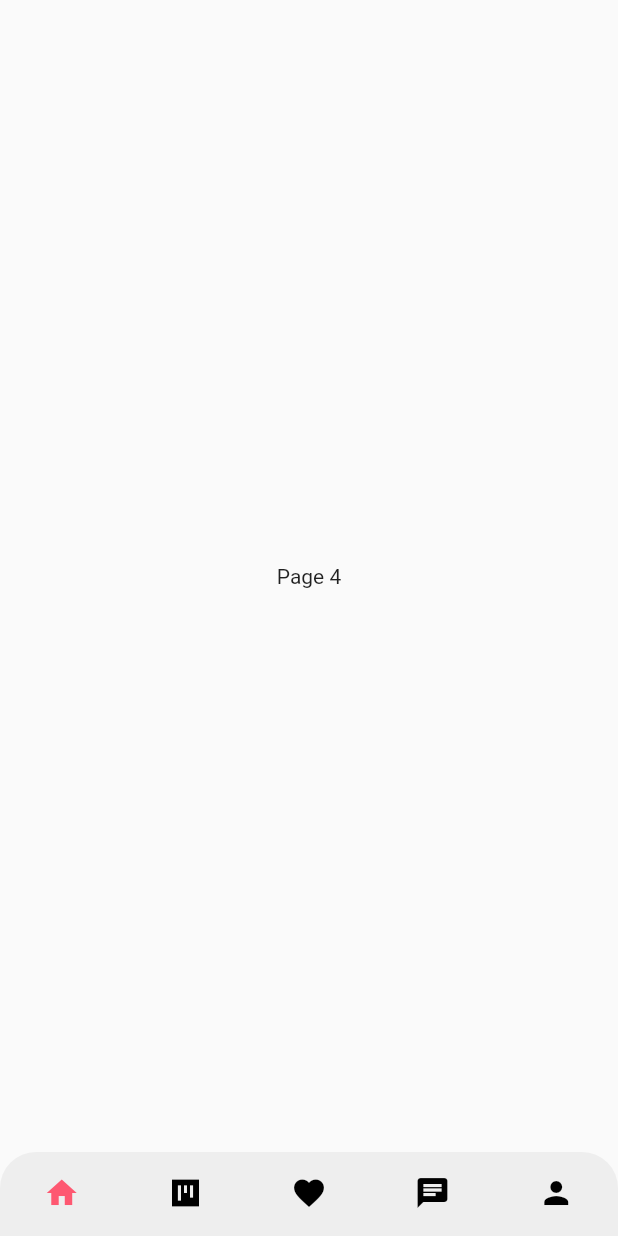
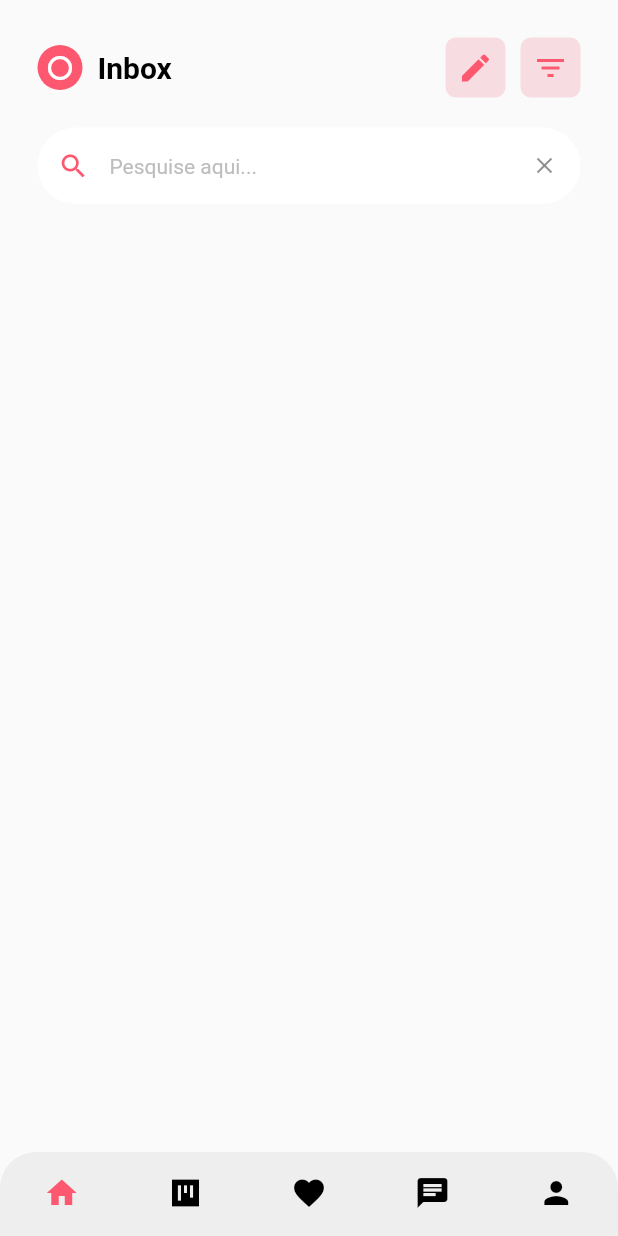
Before and after one commit to paulofreiire/nuapp, a Flutter app: the BaseScreen screen opened directly, swiped to page 4, on a phone screen of 412 x 824 dp. Run offline on Flutter 3.47's test engine with Material 2 defaults, Android fonts, the phone set to English and light mode, and no system bars.

Commit message:
Chat Screen uncompleted

```diff
--- a/lib/ui/views/base/base_screen.dart
+++ b/lib/ui/views/base/base_screen.dart
@@ -2,6 +2,7 @@ import 'package:flutter/material.dart';
 import 'package:nuapp/ui/views/match/match_screen.dart';
 import 'package:nuapp/utils/colors_utils.dart';
 import '../home/home_screen.dart';
+import '../chat/chat_list_screen.dart';
 import '../profile/profile_screen.dart';
 
 class BaseScreen extends StatefulWidget {
@@ -29,11 +30,7 @@ class _BaseScreenState extends State<BaseScreen> {
             ),
           ),
           MatchScreen(),
-          Center(
-            child: Text(
-              'Page 4',
-            ),
-          ),
+          ChatScreen(),
           ProfileScreen()
         ],
       ),
--- /dev/null
+++ b/lib/ui/views/chat/chat_list_screen.dart
@@ -0,0 +1,111 @@
+import 'package:flutter/material.dart';
+
+import '../../../utils/colors_utils.dart';
+
+class ChatScreen extends StatefulWidget {
+  const ChatScreen({super.key});
+
+  @override
+  State<ChatScreen> createState() => _ChatScreenState();
+}
+
+class _ChatScreenState extends State<ChatScreen> {
+  @override
+  Widget build(BuildContext context) {
+    return Scaffold(
+      body: SafeArea(
+        child: Container(
+          padding: const EdgeInsets.symmetric(horizontal: 25, vertical: 25),
+          child: Column(children: [
+            Row(mainAxisAlignment: MainAxisAlignment.spaceBetween, children: [
+              Row(
+                children: [
+                  Container(
+                    width: 30,
+                    height: 30,
+                    decoration: const BoxDecoration(
+                        color: Palette.primaryColor,
+                        borderRadius: BorderRadius.all(Radius.circular(20))),
+                    child: const Icon(
+                      Icons.fiber_manual_record_outlined,
+                      color: Colors.white,
+                    ),
+                  ),
+                  const SizedBox(
+                    width: 10,
+                  ),
+                  const Text(
+                    'Inbox',
+                    style: TextStyle(
+                        color: Colors.black,
+                        fontSize: 20,
+                        fontWeight: FontWeight.bold),
+                  )
+                ],
+              ),
+              Row(
+                children: [
+                  Container(
+                      width: 40,
+                      height: 40,
+                      decoration: const BoxDecoration(
+                          color: Palette.primaryColorLight,
+                          borderRadius: BorderRadius.all(Radius.circular(7))),
+                      child: const Icon(
+                        Icons.edit,
+                        color: Palette.primaryColor,
+                      )),
+                  const SizedBox(
+                    width: 10,
+                  ),
+                  Container(
+                      width: 40,
+                      height: 40,
+                      decoration: const BoxDecoration(
+                          color: Palette.primaryColorLight,
+                          borderRadius: BorderRadius.all(Radius.circular(7))),
+                      child: const Icon(
+                        Icons.filter_list,
+                        color: Palette.primaryColor,
+                      ))
+                ],
+              ),
+            ]),
+            const SizedBox(
+              height: 20,
+            ),
+            TextFormField(
+                decoration: InputDecoration(
+              filled: true,
+              fillColor: Colors.white,
+              isDense: true,
+              hintText: 'Pesquise aqui...',
+              hintStyle: TextStyle(
+                color: Colors.grey.shade400,
+                fontSize: 14,
+              ),
+              prefixIcon: const Icon(
+                Icons.search,
+                color: Palette.primaryColor,
+                size: 21,
+              ),
+              border: OutlineInputBorder(
+                borderRadius: BorderRadius.circular(60),
+                borderSide: const BorderSide(
+                  width: 0,
+                  style: BorderStyle.none,
+                ),
+              ),
+              suffixIcon: IconButton(
+                icon: const Icon(Icons.close),
+                onPressed: () {
+                  FocusScope.of(context).unfocus();
+                },
+              ),
+            ))
+          ]),
+        ),
+      ),
+    );
+  }
+}
```
